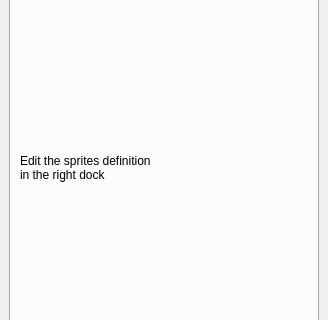
Old version of the form ksirkskineditor/ksirkskindefinition.ui in the repository KDE/ksirk; both pictures show x 0 to 328 and y 435 to 755 of the 328 by 841 pixel window.
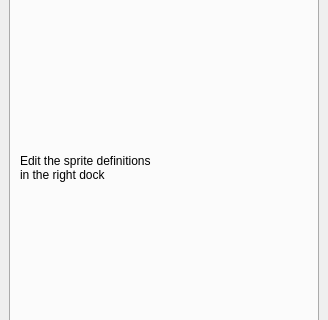
New version of the form. The open tabs and pages were chosen to show the change. Custom widgets are drawn as their Qt base class.

What changed in the file:
```diff
--- a/ksirkskineditor/ksirkskindefinition.ui
+++ b/ksirkskineditor/ksirkskindefinition.ui
@@ -180,7 +180,7 @@
         <item>
          <widget class="QLabel" name="label_7" >
           <property name="text" >
-           <string>Edit the sprites definition
+           <string>Edit the sprite definitions
 in the right dock</string>
           </property>
          </widget>
```
Left out of the diff: 22 changed lines with no effect on the pictures.
